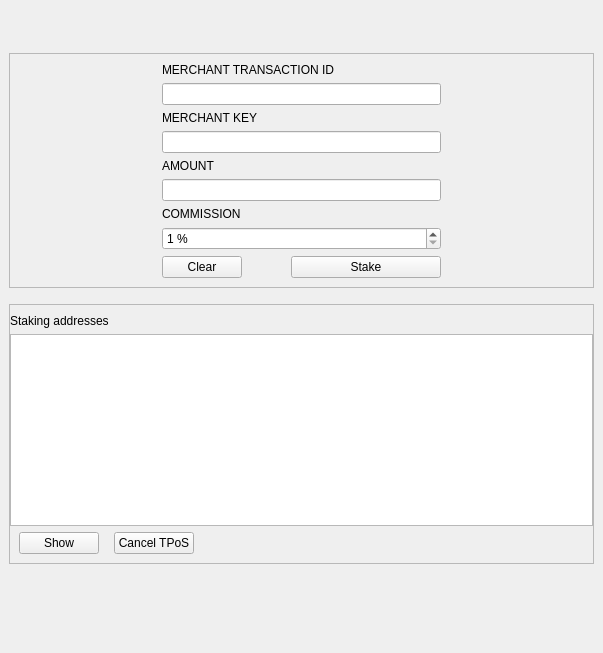
This is src/qt/forms/tpospage.ui in X9Developers/XSN as Qt 5 draws it before an edit. The edited form follows.
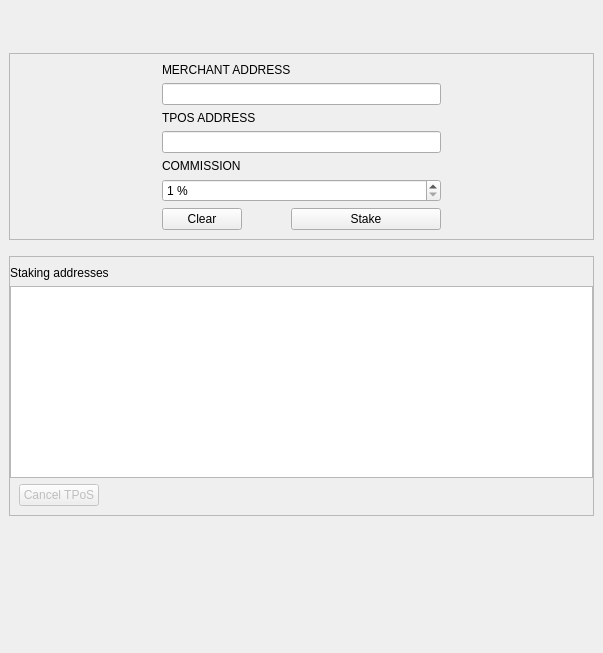
This is the edited form. Custom widgets are drawn as their Qt base class.

Diff of the .ui file:
```diff
--- a/src/qt/forms/tpospage.ui
+++ b/src/qt/forms/tpospage.ui
@@ -102,42 +102,13 @@
            <property name="spacing">
             <number>6</number>
            </property>
-           <item>
-            <widget class="QLabel" name="merchantTxIdLabel">
-             <property name="toolTip">
-              <string>Merchant public key which is used to identify TPoS service provider.</string>
-             </property>
-             <property name="text">
-              <string>MERCHANT TRANSACTION ID</string>
-             </property>
-             <property name="alignment">
-              <set>Qt::AlignBottom|Qt::AlignLeading|Qt::AlignLeft</set>
-             </property>
-             <property name="buddy">
-              <cstring>merchantPubKey</cstring>
-             </property>
-            </widget>
-           </item>
-           <item>
-            <widget class="QLineEdit" name="merchantTxId">
-             <property name="minimumSize">
-              <size>
-               <width>0</width>
-               <height>0</height>
-              </size>
-             </property>
-             <property name="toolTip">
-              <string>An optional label to associate with the new receiving address.</string>
-             </property>
-            </widget>
-           </item>
            <item>
             <widget class="QLabel" name="labelLabel">
              <property name="toolTip">
               <string>Merchant public key which is used to identify TPoS service provider.</string>
              </property>
              <property name="text">
-              <string>MERCHANT KEY</string>
+              <string>MERCHANT ADDRESS</string>
              </property>
              <property name="alignment">
               <set>Qt::AlignBottom|Qt::AlignLeading|Qt::AlignLeft</set>
@@ -166,10 +137,10 @@
               <string>Amount of coins that will be sent to TPoS address for staking.</string>
              </property>
              <property name="text">
-              <string>AMOUNT</string>
+              <string>TPOS ADDRESS</string>
              </property>
              <property name="alignment">
-              <set>Qt::AlignLeading|Qt::AlignLeft|Qt::AlignVCenter</set>
+              <set>Qt::AlignBottom|Qt::AlignLeading|Qt::AlignLeft</set>
              </property>
              <property name="buddy">
               <cstring>stakeAmount</cstring>
@@ -177,27 +148,17 @@
             </widget>
            </item>
            <item>
-            <layout class="QHBoxLayout" name="horizontalLayout_7">
-             <property name="bottomMargin">
-              <number>0</number>
+            <widget class="QLineEdit" name="tposAddress">
+             <property name="minimumSize">
+              <size>
+               <width>0</width>
+               <height>0</height>
+              </size>
              </property>
-             <item>
-              <widget class="BitcoinAmountField" name="stakeAmount">
-               <property name="minimumSize">
-                <size>
-                 <width>80</width>
-                 <height>0</height>
-                </size>
-               </property>
-               <property name="toolTip">
-                <string>An optional amount to request. Leave this empty or zero to not request a specific amount.</string>
-               </property>
-               <property name="styleSheet">
-                <string notr="true"/>
-               </property>
-              </widget>
-             </item>
-            </layout>
+             <property name="toolTip">
+              <string>An optional label to associate with the new receiving address.</string>
+             </property>
+            </widget>
            </item>
            <item>
             <widget class="QLabel" name="messageLabel">
@@ -422,32 +383,10 @@
            <property name="leftMargin">
             <number>9</number>
            </property>
-           <item>
-            <widget class="QPushButton" name="showRequestButton">
-             <property name="enabled">
-              <bool>true</bool>
-             </property>
-             <property name="toolTip">
-              <string>Show the selected request (does the same as double clicking an entry)</string>
-             </property>
-             <property name="text">
-              <string>Show</string>
-             </property>
-             <property name="autoDefault">
-              <bool>false</bool>
-             </property>
-             <property name="default">
-              <bool>false</bool>
-             </property>
-             <property name="flat">
-              <bool>false</bool>
-             </property>
-            </widget>
-           </item>
            <item>
             <widget class="QPushButton" name="removeRequestButton">
              <property name="enabled">
-              <bool>true</bool>
+              <bool>false</bool>
              </property>
              <property name="toolTip">
               <string>Remove the selected entries from the list</string>
@@ -502,14 +441,6 @@
    </item>
   </layout>
  </widget>
- <customwidgets>
-  <customwidget>
-   <class>BitcoinAmountField</class>
-   <extends>QLineEdit</extends>
-   <header>bitcoinamountfield.h</header>
-   <container>1</container>
-  </customwidget>
- </customwidgets>
  <resources/>
  <connections/>
 </ui>
```
Left out of the diff: 10 changed lines with no effect on the pictures.
